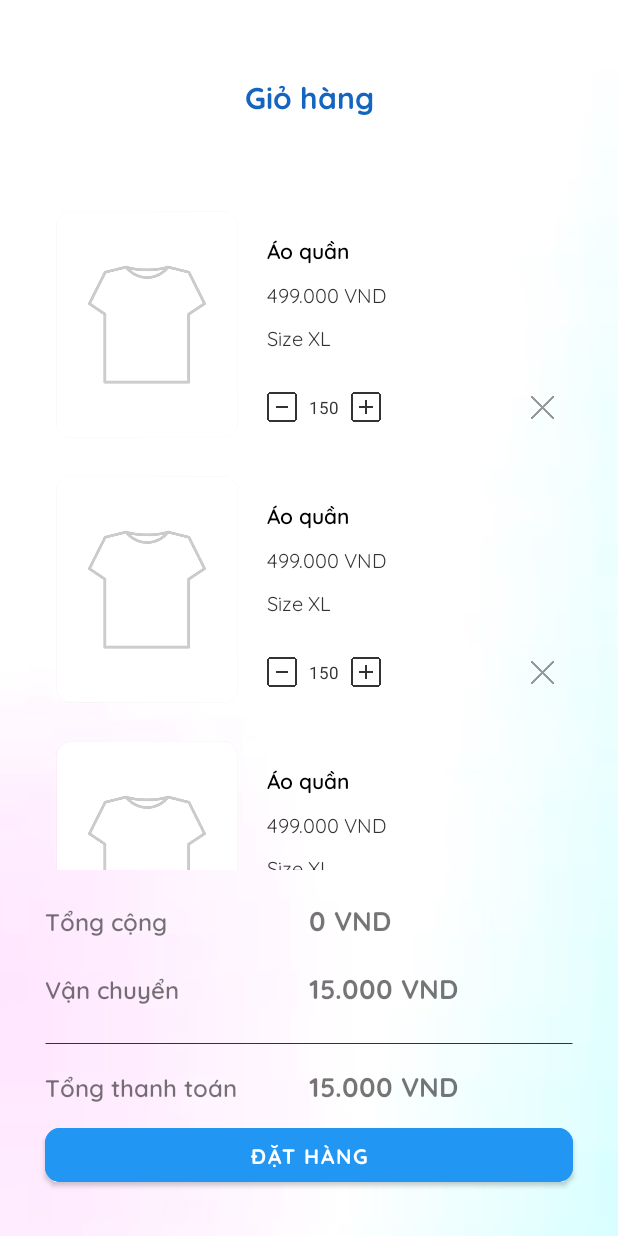
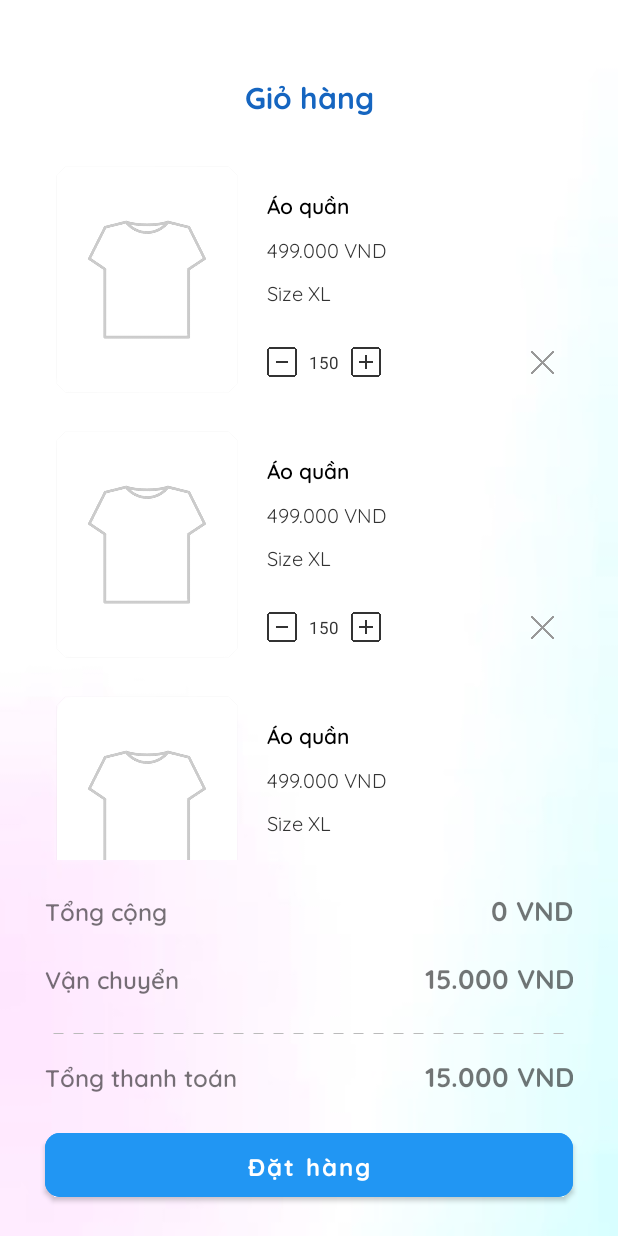
Before and after one commit to dotrann1412/Jodern, an Android app: the screen it shows after launch (CartActivity), on a phone screen of 412 x 824 dp. Run offline under Robolectric (Android 15) with nearby library versions, the phone set to English and light mode, and no system bars; pictures from the network do not load; 1 statement that could not run was skipped.

Commit message:
change cart UI

```diff
--- /dev/null
+++ b/android/app/src/main/res/drawable/dotted_line.xml
@@ -0,0 +1,13 @@
+<?xml version="1.0" encoding="utf-8"?>
+<selector xmlns:android="http://schemas.android.com/apk/res/android">
+    <item android:state_pressed="false">
+        <shape android:shape="line">
+        <stroke
+            android:width="0.5px"
+            android:color="#bbb"
+            android:dashWidth="10px"
+            android:dashGap="10px"
+            />
+    </shape>
+    </item>
+</selector>
--- a/android/app/src/main/res/layout/activity_cart.xml
+++ b/android/app/src/main/res/layout/activity_cart.xml
@@ -8,7 +8,7 @@
     android:background="@drawable/background">
 
   <LinearLayout
-      android:id="@+id/cartScrollView"
+      android:id="@+id/cartLayout"
       android:layout_width="match_parent"
       android:layout_height="match_parent"
       app:layout_constraintBottom_toBottomOf="parent"
@@ -27,7 +27,7 @@
           android:id="@+id/cartTextView"
           android:layout_width="match_parent"
           android:layout_height="wrap_content"
-          android:layout_marginBottom="20dp"
+          android:layout_marginBottom="10dp"
           android:fontFamily="@font/quicksand_bold"
           android:text="@string/cart_header"
           android:textAlignment="center"
@@ -40,7 +40,7 @@
           android:layout_width="match_parent"
           android:layout_height="0dp"
           android:layout_marginLeft="30dp"
-          android:layout_marginTop="30dp"
+          android:layout_marginTop="10dp"
           android:layout_marginRight="30dp"
           android:layout_marginBottom="10dp"
           android:layout_weight="1"/>
@@ -70,7 +70,8 @@
             android:layout_weight="1"
             android:textSize="18sp"
             android:fontFamily="@font/quicksand_bold"
-            android:text="TextView" />
+            android:text="TextView"
+            android:textAlignment="viewEnd"/>
       </LinearLayout>
 
       <LinearLayout
@@ -98,7 +99,8 @@
             android:layout_weight="1"
             android:textSize="18sp"
             android:fontFamily="@font/quicksand_bold"
-            android:text="TextView" />
+            android:text="TextView"
+            android:textAlignment="viewEnd"/>
       </LinearLayout>
 
 
@@ -106,11 +108,11 @@
           android:id="@+id/view"
           android:layout_width="match_parent"
           android:layout_height="10dp"
-          android:layout_marginLeft="30dp"
+          android:layout_marginLeft="35dp"
           android:layout_marginTop="10dp"
-          android:layout_marginRight="30dp"
+          android:layout_marginRight="35dp"
           android:layout_marginBottom="10dp"
-          android:background="@drawable/light_line" />
+          android:background="@drawable/dotted_line" />
 
       <LinearLayout
           android:layout_width="match_parent"
@@ -135,7 +137,8 @@
             android:layout_weight="1"
             android:textSize="18sp"
             android:fontFamily="@font/quicksand_bold"
-            android:text="TextView" />
+            android:text="TextView"
+            android:textAlignment="viewEnd"/>
       </LinearLayout>
 
       <Button
@@ -143,13 +146,18 @@
           android:layout_width="match_parent"
           android:layout_height="wrap_content"
           android:layout_marginLeft="30dp"
-          android:layout_marginTop="10dp"
+          android:layout_marginTop="20dp"
           android:layout_marginRight="30dp"
-          android:layout_marginBottom="30dp"
+          android:layout_marginBottom="20dp"
           android:backgroundTint="@color/primary"
           app:cornerRadius="10dp"
           android:fontFamily="@font/quicksand_bold"
-          android:text="@string/check_out"/>
+          android:paddingTop="10dp"
+          android:paddingBottom="10dp"
+          android:textSize="16sp"
+          android:textAllCaps="false"
+          android:text= "@string/check_out"
+          />
     </LinearLayout>
   </LinearLayout>
 
--- a/android/app/src/main/res/layout/cart_viewholder.xml
+++ b/android/app/src/main/res/layout/cart_viewholder.xml
@@ -24,7 +24,7 @@
         android:id="@+id/cartViewHolderImage"
         android:layout_width="120dp"
         android:layout_height="150dp"
-        app:srcCompat="@mipmap/viewholder_demo" />
+        app:srcCompat="@drawable/ic_launcher_background" />
     </androidx.cardview.widget.CardView>
 
     <TextView
--- a/android/app/src/main/res/values/strings.xml
+++ b/android/app/src/main/res/values/strings.xml
@@ -8,7 +8,7 @@
     <string name="title_activity_cart">CartActivity</string>
 
     <string name="cart_header">Giỏ hàng</string>
-    <string name="check_out">ĐẶT HÀNG</string>
+    <string name="check_out">Đặt hàng</string>
     <string name="total">Tổng thanh toán</string>
     <string name="shipping">Vận chuyển</string>
     <string name="sub_total">Tổng cộng</string>
```
